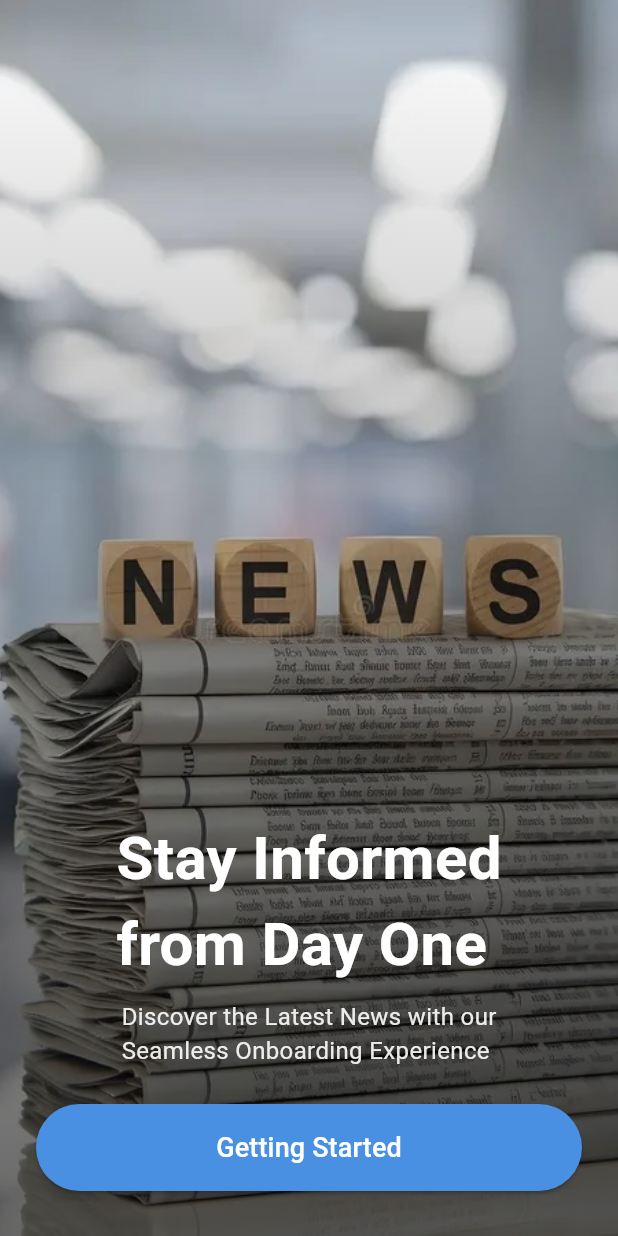
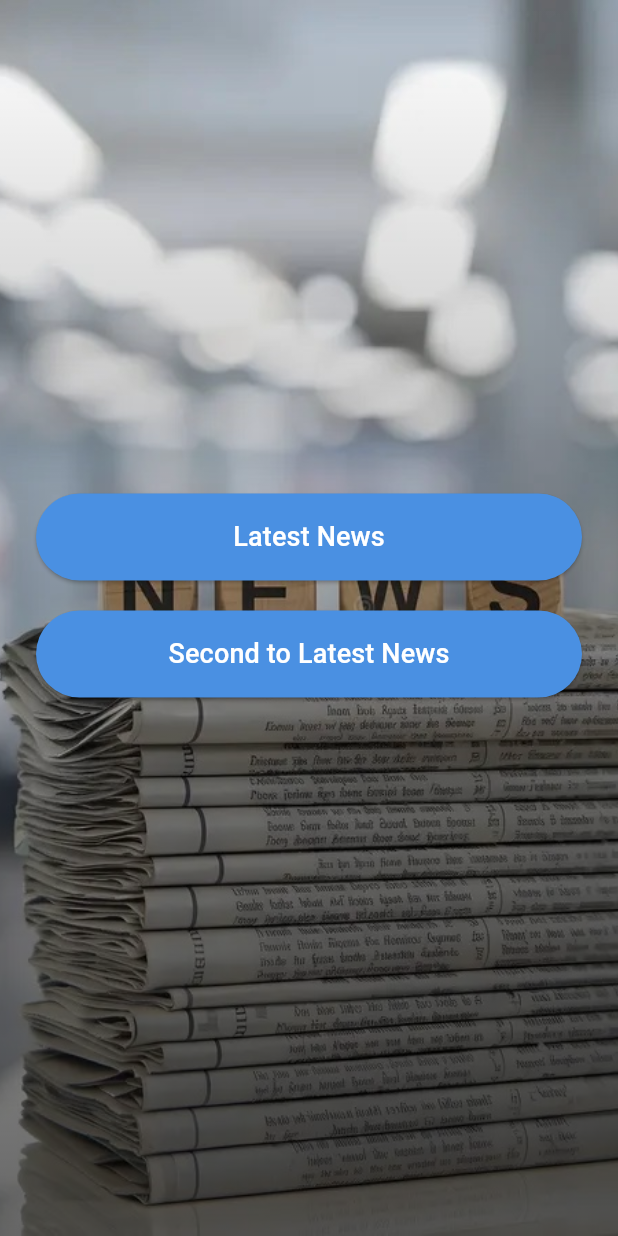
Before and after one commit to mysterI0s/SimpleNewsApplication, a Flutter app: the screen it shows after launch, after a tap on "Getting Started", on a phone screen of 412 x 824 dp. Run offline on Flutter 3.47's test engine with Material 3 defaults, Android fonts, the phone set to English and light mode, and no system bars.

Commit message:
finalized the first page, made the second UI and working on the functionality

```diff
--- /dev/null
+++ b/lib/models/news_model.dart
@@ -0,0 +1,17 @@
+class NewsModel {
+  String source;
+  String publishedAt;
+  String author;
+  String title;
+  String description;
+  String? imageUrl;
+
+  NewsModel({
+    required this.source,
+    required this.author,
+    required this.publishedAt,
+    required this.description,
+    required this.title,
+    this.imageUrl,
+  });
+}
--- a/lib/screens/getting_started_screen.dart
+++ b/lib/screens/getting_started_screen.dart
@@ -1,4 +1,6 @@
 import 'package:flutter/material.dart';
+import 'package:new_project/screens/screens.dart';
+import 'package:new_project/widgets/custom_elevated_button.dart';
 
 class GettingStartedScreen extends StatelessWidget {
   const GettingStartedScreen({super.key});
@@ -34,10 +36,8 @@ class GettingStartedScreen extends StatelessWidget {
               Padding(
                 padding: const EdgeInsets.symmetric(horizontal: 24.0),
                 child: Column(
-                  crossAxisAlignment: CrossAxisAlignment.start,
                   children: [
-                    const Center(
-                      child: Text(
+                    const Text(
                       'Stay Informed\nfrom Day One',
                       style: TextStyle(
                         color: Colors.white,
@@ -45,41 +45,27 @@ class GettingStartedScreen extends StatelessWidget {
                         fontWeight: FontWeight.bold,
                       ),
                     ),
-                    ),
                     const SizedBox(height: 8),
-                    Center(
-                      child: Text(
+                    Text(
                       'Discover the Latest News with our\nSeamless Onboarding Experience',
                       style: TextStyle(
                         color: Colors.white.withOpacity(0.9),
                         fontSize: 16,
                       ),
                     ),
-                    ),
                     const SizedBox(height: 24),
                     Center(
                       child: SizedBox(
                         width: double.infinity,
-                        child: ElevatedButton(
-                          onPressed: () {},
-                          style: ElevatedButton.styleFrom(
-                            backgroundColor: const Color(0xFF4A90E2),
-                            shape: RoundedRectangleBorder(
-                              borderRadius: BorderRadius.circular(100000000.0),
+                        child: CustomElevatedButton(
+                            buttonText: 'Getting Started',
+                            onPressed: () {
+                              Navigator.of(context).push(
+                                MaterialPageRoute(
+                                  builder: (context) => const HomeScreen(),
                                 ),
-                            padding: const EdgeInsets.symmetric(
-                              vertical: 16.0,
-                              horizontal: 40.0,
-                            ),
-                          ),
-                          child: const Text(
-                            'Getting Started',
-                            style: TextStyle(
-                              fontSize: 18,
-                              color: Colors.white,
-                            ),
-                          ),
-                        ),
+                              );
+                            }),
                       ),
                     ),
                   ],
--- a/lib/screens/home_screen.dart
+++ b/lib/screens/home_screen.dart
@@ -0,0 +1,70 @@
+import 'package:flutter/material.dart';
+import 'package:new_project/widgets/custom_elevated_button.dart';
+
+class HomeScreen extends StatelessWidget {
+  const HomeScreen({super.key});
+
+  @override
+  Widget build(BuildContext context) {
+    return Scaffold(
+      body: Stack(
+        children: [
+          Positioned.fill(
+            child: Image.asset(
+              'assets/images/onBoarding.jpg',
+              fit: BoxFit.cover,
+            ),
+          ),
+          Positioned.fill(
+            child: Container(
+              decoration: BoxDecoration(
+                gradient: LinearGradient(
+                  colors: [
+                    Colors.black.withOpacity(0.6),
+                    Colors.transparent,
+                  ],
+                  begin: Alignment.bottomCenter,
+                  end: Alignment.topCenter,
+                ),
+              ),
+            ),
+          ),
+          Column(
+            mainAxisAlignment: MainAxisAlignment.center,
+            children: [
+              Padding(
+                padding: const EdgeInsets.symmetric(horizontal: 24.0),
+                child: Column(
+                  children: [
+                    Center(
+                      child: SizedBox(
+                          width: double.infinity,
+                          child: CustomElevatedButton(
+                            buttonText: 'Latest News',
+                            onPressed: () {},
+                          )),
+                    ),
+                    const SizedBox(
+                      height: 20,
+                    ),
+                    Center(
+                      child: SizedBox(
+                          width: double.infinity,
+                          child: CustomElevatedButton(
+                            buttonText: 'Second to Latest News',
+                            onPressed: () {},
+                          )),
+                    ),
+                  ],
+                ),
+              ),
+              const SizedBox(
+                height: 30,
+              ),
+            ],
+          ),
+        ],
+      ),
+    );
+  }
+}
--- /dev/null
+++ b/lib/widgets/custom_elevated_button.dart
@@ -0,0 +1,32 @@
+import 'package:flutter/material.dart';
+
+class CustomElevatedButton extends StatelessWidget {
+  const CustomElevatedButton(
+      {super.key, required this.buttonText, required this.onPressed});
+  final String buttonText;
+  final VoidCallback onPressed;
+
+  @override
+  Widget build(BuildContext context) {
+    return ElevatedButton(
+      onPressed: onPressed,
+      style: ElevatedButton.styleFrom(
+        backgroundColor: const Color(0xFF4A90E2),
+        shape: RoundedRectangleBorder(
+          borderRadius: BorderRadius.circular(100000000.0),
+        ),
+        padding: const EdgeInsets.symmetric(
+          vertical: 16.0,
+          horizontal: 40.0,
+        ),
+      ),
+      child: Text(
+        buttonText,
+        style: const TextStyle(
+          fontSize: 18,
+          color: Colors.white,
+        ),
+      ),
+    );
+  }
+}
```
Also changed, not shown: lib/widgets/widgets.dart (added). Lines whose indentation alone changed are shown as unchanged.
